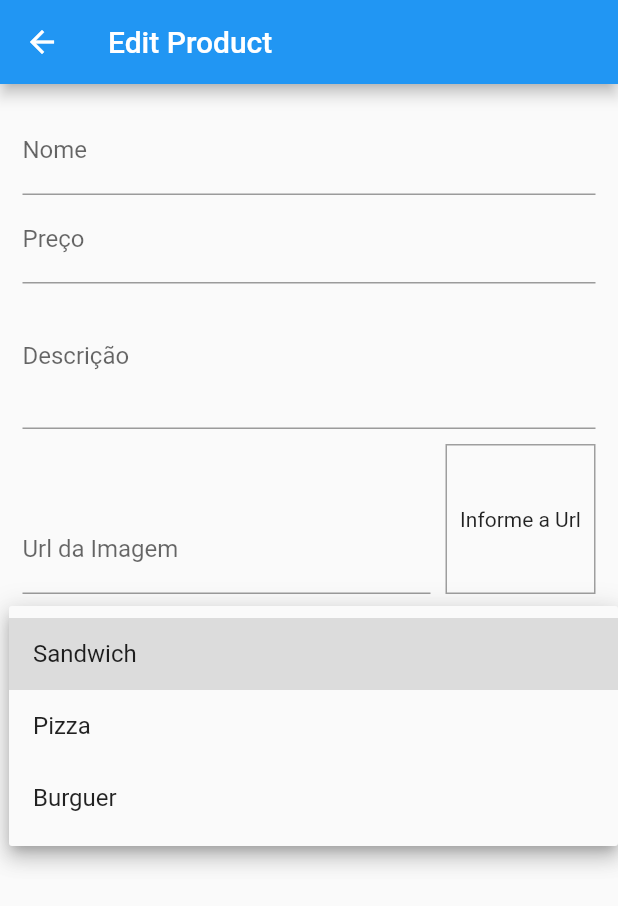
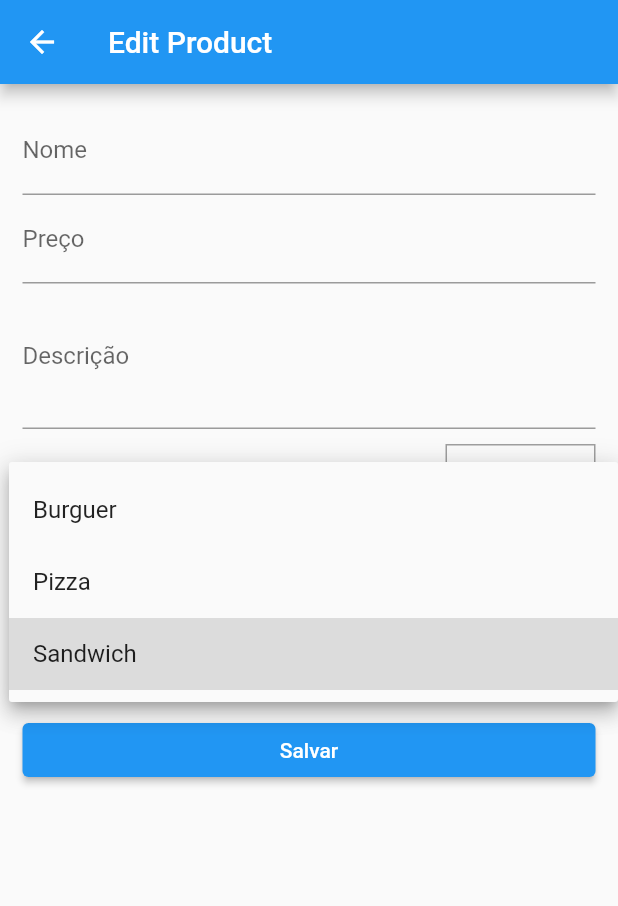
Before and after one commit to herlmanoel/food-delivery-app, a Flutter app: the FormProduct screen opened by its route, after a tap on "Sandwich", on a phone screen of 412 x 824 dp. Shown: the top 906 px of the screen. Run offline on Flutter 3.47's test engine with Material 2 defaults, Android fonts, the phone set to English and light mode, and no system bars; our stand-ins replace firebase_core, google_fonts, google_sign_in, shared_preferences; accounts and stored records are empty; network calls fail.

Commit message:
feat: ajustes

```diff
--- a/lib/data/database.dart
+++ b/lib/data/database.dart
@@ -1,5 +1,3 @@
-import 'dart:math';
-
 import 'package:ecommercefood/modules/models/Product.dart';
 import 'package:ecommercefood/shared/themes/app_image.dart';
 import 'package:flutter/material.dart';
@@ -17,72 +15,83 @@ class DatabaseProducts {
     Category(id: 3, title: 'Burguer', icon: Image.asset(AppImages.burguerIcon)),
   ];
 
+  static List<Category> getListCategoriesOrderByTitle() {
+    return listCategories.toList()..sort((a, b) => a.title.compareTo(b.title));
+  }
+
   static List<Product> listProductsData = [
     Product(
+      categoryId: 1,
       id: 'p1',
       name: 'Chicken burger',
       description: "200 gr chicken + cheese  Lettuce + tomato",
       price: 20,
-        imageUrl: 'https://i.pinimg.com/originals/45/eb/98/45eb98c8637d591a1bde451eb1bce941.png',
-        category: Category(
-            id: 1, title: 'Burguer', icon: Image.asset(AppImages.burguerIcon))),
+      imageUrl:
+          'https://i.pinimg.com/originals/45/eb/98/45eb98c8637d591a1bde451eb1bce941.png',
+    ),
     Product(
+      categoryId: 1,
       id: 'p2',
       name: 'Chicken burger',
       description: "200 gr chicken + cheese  Lettuce + tomato",
       price: 30,
-        imageUrl: 'https://i.pinimg.com/originals/45/eb/98/45eb98c8637d591a1bde451eb1bce941.png',
-        category: Category(
-            id: 1, title: 'Burguer', icon: Image.asset(AppImages.burguerIcon))),
+      imageUrl:
+          'https://i.pinimg.com/originals/45/eb/98/45eb98c8637d591a1bde451eb1bce941.png',
+    ),
     Product(
+      categoryId: 1,
       id: 'p3',
       name: 'Chicken burger',
       description: "200 gr chicken + cheese  Lettuce + tomato",
       price: 40,
-        imageUrl: 'https://i.pinimg.com/originals/45/eb/98/45eb98c8637d591a1bde451eb1bce941.png',
-        category: Category(
-            id: 1, title: 'Burguer', icon: Image.asset(AppImages.burguerIcon))),
+      imageUrl:
+          'https://i.pinimg.com/originals/45/eb/98/45eb98c8637d591a1bde451eb1bce941.png',
+    ),
     Product(
+      categoryId: 1,
       id: 'p4',
       name: 'Chicken burger',
       description: "200 gr chicken + cheese  Lettuce + tomato",
       price: 50,
-        imageUrl: 'https://i.pinimg.com/originals/45/eb/98/45eb98c8637d591a1bde451eb1bce941.png',
-        category: Category(
-            id: 1, title: 'Burguer', icon: Image.asset(AppImages.burguerIcon))),
+      imageUrl:
+          'https://i.pinimg.com/originals/45/eb/98/45eb98c8637d591a1bde451eb1bce941.png',
+    ),
     Product(
+      categoryId: 1,
       id: 'p5',
       name: 'Chicken burger',
       description: "200 gr chicken + cheese  Lettuce + tomato",
       price: 60,
-        imageUrl: 'https://i.pinimg.com/originals/45/eb/98/45eb98c8637d591a1bde451eb1bce941.png',
-        category: Category(
-            id: 1, title: 'Burguer', icon: Image.asset(AppImages.burguerIcon))),
+      imageUrl:
+          'https://i.pinimg.com/originals/45/eb/98/45eb98c8637d591a1bde451eb1bce941.png',
+    ),
     Product(
+      categoryId: 1,
       id: 'p6',
       name: 'Chicken burger',
       description: "200 gr chicken + cheese  Lettuce + tomato",
       price: 70,
-        imageUrl: 'https://i.pinimg.com/originals/45/eb/98/45eb98c8637d591a1bde451eb1bce941.png',
-        category: Category(
-            id: 1, title: 'Burguer', icon: Image.asset(AppImages.burguerIcon))),
+      imageUrl:
+          'https://i.pinimg.com/originals/45/eb/98/45eb98c8637d591a1bde451eb1bce941.png',
+    ),
     Product(
+      categoryId: 1,
       id: 'p7',
       name: 'Chicken burger',
       description: "200 gr chicken + cheese  Lettuce + tomato",
       price: 80,
-        imageUrl: 'https://i.pinimg.com/originals/45/eb/98/45eb98c8637d591a1bde451eb1bce941.png',
-        category: Category(
-            id: 1, title: 'Burguer', icon: Image.asset(AppImages.burguerIcon))),
+      imageUrl:
+          'https://i.pinimg.com/originals/45/eb/98/45eb98c8637d591a1bde451eb1bce941.png',
+    ),
   ];
 
   static putProduct(Product product) {
-    int indexProduct = listProductsData.indexWhere((element) => element.id == product.id);
+    int indexProduct =
+        listProductsData.indexWhere((element) => element.id == product.id);
     listProductsData[indexProduct] = product;
   }
 
   static getFavoriteProducts() {
     return listProductsData.where((element) => element.isFavorite).toList();
   }
-
 }
--- a/lib/modules/form_product/form_product.dart
+++ b/lib/modules/form_product/form_product.dart
@@ -53,7 +53,7 @@ class _FormProductState extends State<FormProduct> {
         _formData['price'] = product.price;
         _formData['description'] = product.description;
         _formData['imageUrl'] = product.imageUrl;
-        _formData['category'] = DatabaseProducts.listCategories.indexOf(product.category);
+        _formData['category'] = product.categoryId.toString();
         _imageUrlController.text = product.imageUrl;
       }
     }
@@ -118,8 +118,6 @@ class _FormProductState extends State<FormProduct> {
   // form edit product
   Widget _buildForm(BuildContext context) {
     final arg = ModalRoute.of(context)?.settings.arguments;
-
-    int indexSelect = 1;
 
     if (arg != null) {
       final product = arg as Product;
@@ -266,9 +264,11 @@ class _FormProductState extends State<FormProduct> {
         ),
         value: indexSelect,
         onChanged: (value) {
-          _formData['category'] = value.toString();
+          int currentValue = value as int;
+          currentValue = currentValue - 1;
+          _formData['category'] = currentValue.toString();
         },
-        items: DatabaseProducts.listCategories
+        items: DatabaseProducts.getListCategoriesOrderByTitle()
             .map((category) => DropdownMenuItem(
                   value: category.id,
                   child: Text(category.title),
--- a/lib/modules/home/HomePage.dart
+++ b/lib/modules/home/HomePage.dart
@@ -27,7 +27,7 @@ class _HomePageState extends State<HomePage> {
   List<Product> filterProducts(int idCategory, BuildContext context) {
     final provider = Provider.of<StateController>(context);
     return provider.listProducts
-        .where((product) => product.category.id == idCategory)
+        .where((product) => product.categoryId == idCategory)
         .toList();
   }
 
@@ -93,7 +93,7 @@ class _HomePageState extends State<HomePage> {
           ]),
         ),
       ),
-      bottomNavigationBar: MenuBar(),
+      bottomNavigationBar: const MenuBar(),
     );
   }
 
--- a/lib/modules/models/Product.dart
+++ b/lib/modules/models/Product.dart
@@ -9,7 +9,8 @@ class Product with ChangeNotifier {
   double price;
   int amountReviews;
   bool isFavorite;
-  Category category;
+  Category? category;
+  int categoryId;
   int quantity = 0;
   String imageUrl = '';
 
@@ -21,8 +22,8 @@ class Product with ChangeNotifier {
     required this.price,
     this.amountReviews = 0,
     this.isFavorite = false,
-    required this.category,
     this.imageUrl = '',
+    required this.categoryId,
   });
 
   String getPriceFormat() {
@@ -59,4 +60,9 @@ class Product with ChangeNotifier {
     isFavorite = !isFavorite;
     notifyListeners();
   }
+
+  @override
+  String toString() {
+    return 'Product{id: $id, name: $name, description: $description, price: $price, amountReviews: $amountReviews, isFavorite: $isFavorite, categoryId: $categoryId, quantity: $quantity, imageUrl: $imageUrl}';
+  }
 }
```
Also changed, not shown: lib/modules/controller/state_controller.dart (+40 -13 lines), lib/modules/settings/settings_page.dart (+7 -1 lines). Lines whose indentation alone changed are shown as unchanged.
